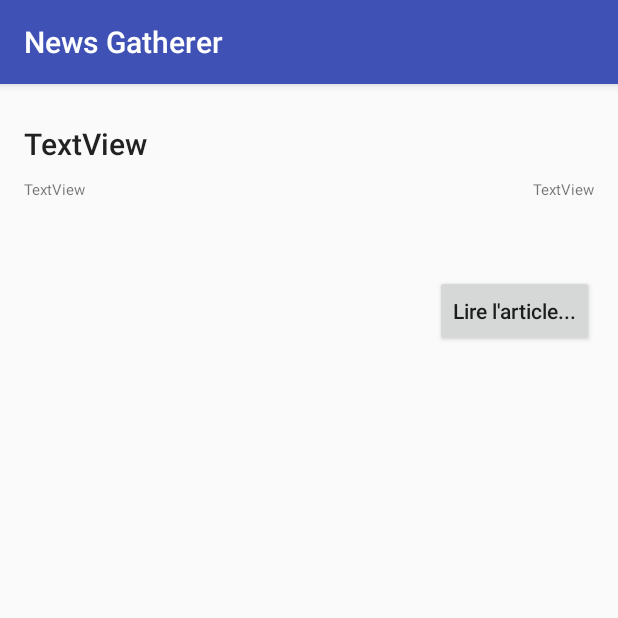
After one commit to wiril/ProjetAndroid, an Android app: the NewsDetails screen opened directly, with no data from a screen before it, on a phone screen of 412 x 824 dp, the top half of it. The commit adds this screen. Run offline under Robolectric (Android 15) with nearby library versions, the phone set to English and light mode, and no system bars.

Commit message:
Modifications :            - affichage des détails par actualité, image non comprise            - mise en forme des dates

```diff
--- a/app/src/main/AndroidManifest.xml
+++ b/app/src/main/AndroidManifest.xml
@@ -18,7 +18,8 @@
                 <category android:name="android.intent.category.LAUNCHER" />
             </intent-filter>
         </activity>
-        <activity android:name=".NewsListActivity"></activity>
+        <activity android:name=".NewsListActivity" />
+        <activity android:name=".NewsDetails"></activity>
     </application>
 
 </manifest>
--- /dev/null
+++ b/app/src/main/res/layout/activity_news_details.xml
@@ -0,0 +1,94 @@
+<?xml version="1.0" encoding="utf-8"?>
+<android.support.constraint.ConstraintLayout xmlns:android="http://schemas.android.com/apk/res/android"
+    xmlns:app="http://schemas.android.com/apk/res-auto"
+    xmlns:tools="http://schemas.android.com/tools"
+    android:layout_width="match_parent"
+    android:layout_height="match_parent"
+    tools:context="com.example.utilisateur.projet.NewsDetails">
+
+    <LinearLayout
+        android:layout_width="match_parent"
+        android:layout_height="match_parent"
+        android:orientation="vertical"
+        app:layout_constraintBottom_toBottomOf="parent"
+        android:layout_marginBottom="16dp"
+        android:layout_marginRight="16dp"
+        app:layout_constraintRight_toRightOf="parent"
+        app:layout_constraintTop_toTopOf="parent"
+        android:layout_marginTop="16dp"
+        android:layout_marginLeft="16dp"
+        app:layout_constraintLeft_toLeftOf="parent">
+
+        <ImageView
+            android:id="@+id/imageView"
+            android:layout_width="match_parent"
+            android:layout_height="wrap_content"
+            android:visibility="gone" />
+
+        <TextView
+            android:id="@+id/title"
+            android:layout_width="match_parent"
+            android:layout_height="wrap_content"
+            android:paddingBottom="10dp"
+            android:paddingTop="10dp"
+            android:text="TextView"
+            android:textAppearance="@android:style/TextAppearance.Material.Title"
+            tools:layout_editor_absoluteX="8dp"
+            tools:layout_editor_absoluteY="0dp" />
+
+        <TextView
+            android:id="@+id/author"
+            android:layout_width="match_parent"
+            android:layout_height="wrap_content"
+            android:paddingBottom="10dp"
+            android:text="TextView"
+            android:textSize="10sp"
+            android:visibility="gone"/>
+
+        <LinearLayout
+            android:layout_width="match_parent"
+            android:layout_height="wrap_content"
+            android:orientation="horizontal"
+            tools:layout_editor_absoluteX="8dp"
+            tools:layout_editor_absoluteY="0dp">
+
+            <TextView
+                android:id="@+id/source"
+                android:layout_width="wrap_content"
+                android:layout_height="wrap_content"
+                android:layout_weight="1"
+                android:text="TextView"
+                android:textAlignment="viewStart"
+                android:textSize="10sp" />
+
+            <TextView
+                android:id="@+id/date"
+                android:layout_width="wrap_content"
+                android:layout_height="wrap_content"
+                android:layout_weight="1"
+                android:text="TextView"
+                android:textAlignment="viewEnd"
+                android:textSize="10sp" />
+        </LinearLayout>
+
+        <TextView
+            android:id="@+id/description"
+            android:layout_width="match_parent"
+            android:layout_height="wrap_content"
+            android:paddingTop="10dp"
+            android:text="TextView"
+            android:visibility="gone" />
+
+        <Button
+            android:id="@+id/button"
+            android:layout_width="wrap_content"
+            android:layout_height="wrap_content"
+            android:layout_gravity="right"
+            android:layout_marginTop="50dp"
+            android:text="Lire l'article..."
+            android:textAlignment="center"
+            android:textAllCaps="false" />
+
+    </LinearLayout>
+
+</android.support.constraint.ConstraintLayout>
```
Also changed, not shown: app/src/main/java/com/example/utilisateur/projet/NewsDetails.java (added, +58 -0 lines), app/src/main/java/com/example/utilisateur/projet/NewsListActivity.java (+14 -0 lines), app/src/main/java/com/example/utilisateur/projet/SplashScreenActivity.java (+23 -1 lines).
